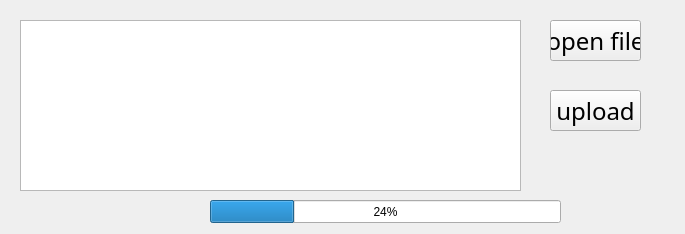
Qt form CRM/mainwin.ui (TKthink/biubiubiu-) before a commit.
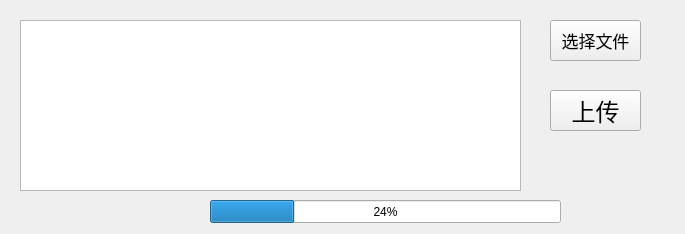
The same form after that commit.

The edit to the form file:
```diff
--- a/CRM/mainwin.ui
+++ b/CRM/mainwin.ui
@@ -29,7 +29,7 @@
     </font>
    </property>
    <property name="text">
-    <string>upload</string>
+    <string>上传</string>
    </property>
   </widget>
   <widget class="QPushButton" name="pushButton_2">
@@ -44,11 +44,11 @@
    <property name="font">
     <font>
      <family>Agency FB</family>
-     <pointsize>18</pointsize>
+     <pointsize>13</pointsize>
     </font>
    </property>
    <property name="text">
-    <string>open file</string>
+    <string>选择文件</string>
    </property>
   </widget>
   <widget class="QTextBrowser" name="textBrowser">
```
